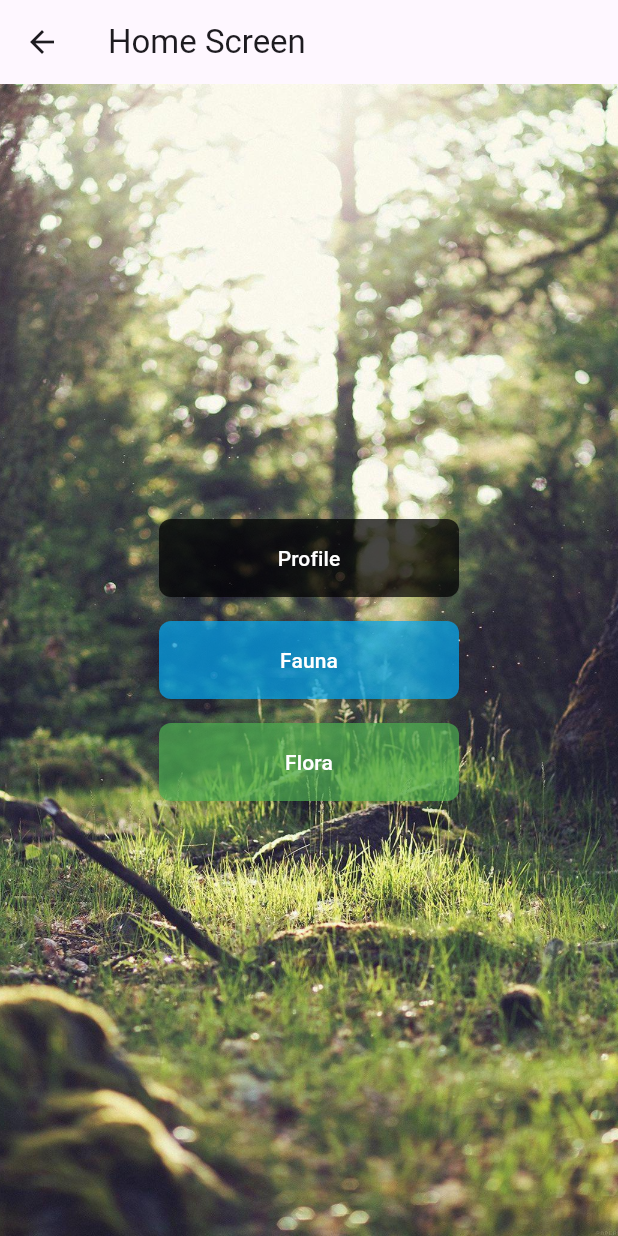
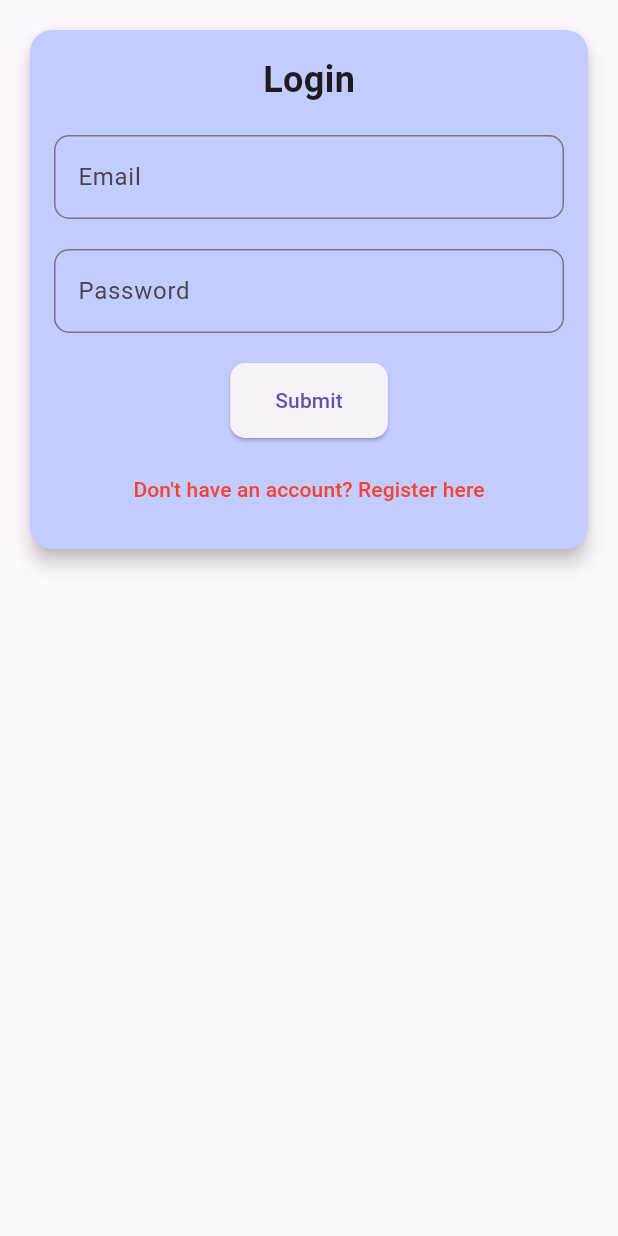
Before and after one commit to Xyzkrooo/latihan, a Flutter app: the screen it shows after launch, on a phone screen of 412 x 824 dp. Run offline on Flutter 3.47's test engine with Material 3 defaults, Android fonts, the phone set to English and light mode, and no system bars; our stand-ins replace shared_preferences.

Commit message:
latihan L

```diff
--- a/lib/main.dart
+++ b/lib/main.dart
@@ -1,35 +1,44 @@
 import 'package:flutter/material.dart';
-
-import 'package:myapp/page/home_page.dart';
-import 'package:myapp/page/flora_page.dart';
-import 'package:myapp/page/fauna_page.dart';
-import 'package:myapp/page/profile_page.dart';
-
-
-
+import 'package:shared_preferences/shared_preferences.dart';
+import 'pages/auth/login_page.dart';
+import 'pages/auth/register_page.dart';
+import 'pages/home_page.dart';
 
 void main() {
   runApp(MyApp());
 }
 
 class MyApp extends StatelessWidget {
+  Future<bool> checkLoginStatus() async {
+    SharedPreferences prefs = await SharedPreferences.getInstance();
+    return prefs.getString('token') != null;
+  }
+
   @override
   Widget build(BuildContext context) {
     return MaterialApp(
       debugShowCheckedModeBanner: false,
-      routes:{
-        '/home': (context)=> HomePage(),
-        '/flora': (context)=> ListFlora(),
-        '/fauna': (context)=> ListFauna(),
-        '/profile': (context) => ProfileScreen(),
+      title: 'Flutter Auth',
+      theme: ThemeData(
+        primarySwatch: Colors.indigo,
+      ),
+      home: FutureBuilder<bool>(
+        future: checkLoginStatus(),
+        builder: (context, snapshot) {
+          if (snapshot.connectionState == ConnectionState.waiting) {
+            return Center(child: CircularProgressIndicator());
+          } else if (snapshot.data == true) {
+            return HomePage();
+          } else {
+            return LoginPage();
+          }
+        },
+      ),
+      routes: {
+        '/login': (context) => LoginPage(),
+        '/register': (context) => RegisterPage(),
+        '/home': (context) => HomePage(),
       },
-      initialRoute: '/home',
-      title: 'Flutter Demo',
-      theme: ThemeData(
-         colorScheme: ColorScheme.fromSeed(seedColor: Colors.deepPurple),
-         useMaterial3: true,
-      ),
-      home: HomePage()
     );
   }
 }
--- /dev/null
+++ b/lib/pages/auth/login_page.dart
@@ -0,0 +1,146 @@
+import 'package:flutter/material.dart';
+import '../../services/auth_service.dart';
+import '../home_page.dart';
+import 'register_page.dart'; // Pilihan Anda menghilang halaman register
+
+class LoginPage extends StatefulWidget {
+  @override
+  _LoginPageState createState() => _LoginPageState();
+}
+
+class _LoginPageState extends State<LoginPage> {
+  final _formKey = GlobalKey<FormState>();
+  final _passwordController = TextEditingController();
+  final _emailController = TextEditingController();
+  final AuthService _authService = AuthService();
+
+  void _submitForm() async {
+    if (_formKey.currentState!.validate()) {
+      bool success = await _authService.login(
+        _emailController.text,
+        _passwordController.text,
+      );
+
+      if (success) {
+        Navigator.pushReplacement(
+          context,
+          MaterialPageRoute(builder: (context) => HomePage()),
+        );
+      } else {
+        ScaffoldMessenger.of(context).showSnackBar(
+          SnackBar(content: Text('Login failed. Please try again.')),
+        );
+      }
+    }
+  }
+
+  @override
+  void dispose() {
+    _emailController.dispose();
+    _passwordController.dispose();
+    super.dispose();
+  }
+
+  @override
+  Widget build(BuildContext context) {
+    return Scaffold(
+      body: Padding(
+        padding: const EdgeInsets.all(16.0),
+        child: SingleChildScrollView(
+          child: Card(
+            elevation: 5,
+            color: Color.fromARGB(255, 195, 204, 255),
+            shape: RoundedRectangleBorder(
+              borderRadius: BorderRadius.circular(15),
+            ),
+            child: Padding(
+              padding: const EdgeInsets.all(16.0),
+              child: Form(
+                key: _formKey,
+                child: Column(
+                  crossAxisAlignment: CrossAxisAlignment.start,
+                  children: [
+                    Center(
+                      child: Text(
+                        'Login',
+                        style: TextStyle(
+                          fontSize: 24,
+                          fontWeight: FontWeight.bold,
+                        ),
+                      ),
+                    ),
+                    SizedBox(height: 20),
+                    TextFormField(
+                      controller: _emailController,
+                      decoration: InputDecoration(
+                        labelText: 'Email',
+                        border: OutlineInputBorder(
+                          borderRadius: BorderRadius.circular(10),
+                        ),
+                      ),
+                      validator: (value) {
+                        if (value == null || value.isEmpty) {
+                          return 'Please enter your email';
+                        }
+                        return null;
+                      },
+                    ),
+                    SizedBox(height: 20),
+                    TextFormField(
+                      controller: _passwordController,
+                      obscureText: true,
+                      decoration: InputDecoration(
+                        labelText: 'Password',
+                        border: OutlineInputBorder(
+                          borderRadius: BorderRadius.circular(10),
+                        ),
+                      ),
+                      validator: (value) {
+                        if (value == null || value.isEmpty) {
+                          return 'Please enter your password';
+                        }
+                        return null;
+                      },
+                    ),
+                    SizedBox(height: 20),
+                    Center(
+                      child: ElevatedButton(
+                        onPressed: _submitForm,
+                        child: Text('Submit'),
+                        style: ElevatedButton.styleFrom(
+                          padding: EdgeInsets.symmetric(
+                            horizontal: 30,
+                            vertical: 15,
+                          ),
+                          shape: RoundedRectangleBorder(
+                            borderRadius: BorderRadius.circular(10),
+                          ),
+                        ),
+                      ),
+                    ),
+                    SizedBox(height: 10),
+                    Center(
+                      child: TextButton(
+                        onPressed: () {
+                          Navigator.push(
+                            context,
+                            MaterialPageRoute(
+                                builder: (context) => RegisterPage()),
+                          );
+                        },
+                        child: Text(
+                          'Don\'t have an account? Register here',
+                          style: TextStyle(color: Colors.red),
+                        ),
+                      ),
+                    ),
+                  ],
+                ),
+              ),
+            ),
+          ),
+        ),
+      ),
+    );
+  }
+}
--- a/lib/page/flora_page.dart
+++ b/lib/pages/flora & fauna/flora_page.dart
@@ -1,5 +1,5 @@
 import 'package:flutter/material.dart';
-import 'det_flora.dart';
+import 'package:myapp/pages/flora%20&%20fauna/det_flora.dart';
 
 class ListFlora extends StatelessWidget {
 
@@ -66,7 +66,7 @@ class ListFlora extends StatelessWidget {
                     MaterialPageRoute(
                       builder: (context) => DetailFlora(
                         nama: floraData[index]["nama"],
-                        jenis: floraData[index]["nama_ilmiah"],
+                        nama_ilmiah: floraData[index]["nama_ilmiah"],
                         image: floraData[index]["image"],
                         gallery: floraData[index]["gallery"],
                         desc: floraData[index]["desc"],
--- /dev/null
+++ b/lib/services/auth_service.dart
@@ -0,0 +1,54 @@
+import 'dart:convert';
+import 'package:http/http.dart' as http;
+import 'package:shared_preferences/shared_preferences.dart';
+
+class AuthService {
+  final String _baseUrl = 'https://rasapi.69dev.id/api';
+
+  Future<bool> login(String email, String password) async {
+    final response = await http.post(
+      Uri.parse('$_baseUrl/login'),
+      body: {'email': email, 'password': password},
+    );
+
+    if (response.statusCode == 200) {
+      final data = jsonDecode(response.body);
+      SharedPreferences prefs = await SharedPreferences.getInstance();
+      prefs.setString('token', data['access_token']);
+      return true;
+    } else {
+      return false;
+    }
+  }
+
+  Future<bool> register(String name, String email, String password) async {
+    final response = await http.post(
+      Uri.parse('$_baseUrl/register'),
+      body: {'name': name, 'email': email, 'password': password},
+    );
+
+    if (response.statusCode == 200) {
+      return true;
+    } else {
+      return false;
+    }
+  }
+
+  Future<void> logout() async {
+    SharedPreferences prefs = await SharedPreferences.getInstance();
+    String? token = prefs.getString('token');
+
+    if (token != null) {
+      await http.post(
+        Uri.parse('$_baseUrl/logout'),
+        headers: {'Authorization': 'Bearer $token'},
+      );
+      prefs.remove('token');
+    }
+  }
+
+  Future<bool> isLoggedIn() async {
+    SharedPreferences prefs = await SharedPreferences.getInstance();
+    return prefs.getString('token') != null;
+  }
+}
--- a/pubspec.yaml
+++ b/pubspec.yaml
@@ -35,6 +35,8 @@ dependencies:
   # The following adds the Cupertino Icons font to your application.
   # Use with the CupertinoIcons class for iOS style icons.
   cupertino_icons: ^1.0.6
+  shared_preferences: ^2.3.1
+  http: ^1.2.2
 
 dev_dependencies:
   flutter_test:
@@ -46,6 +48,7 @@ dev_dependencies:
   # package. See that file for information about deactivating specific lint
   # rules and activating additional ones.
   flutter_lints: ^3.0.0
+  intl: ^0.19.0
 
 # For information on the generic Dart part of this file, see the
 # following page: https://dart.dev/tools/pub/pubspec
```
Also changed, not shown: lib/pages/auth/register_page.dart (added, +167 -0 lines), lib/pages/counter_page.dart (added, +80 -0 lines), lib/pages/home_page.dart (added, +36 -0 lines), lib/pages/flora & fauna/det_fauna.dart (renamed from lib/page/det_fauna.dart), lib/pages/flora & fauna/det_flora.dart (renamed from lib/page/det_flora.dart), lib/pages/flora & fauna/fauna_page.dart (renamed from lib/page/fauna_page.dart), lib/pages/flora & fauna/home_page.dart (renamed from lib/page/home_page.dart), lib/pages/flora & fauna/profile_page.dart (renamed from lib/page/profile_page.dart), pubspec.lock, 1 other file.
